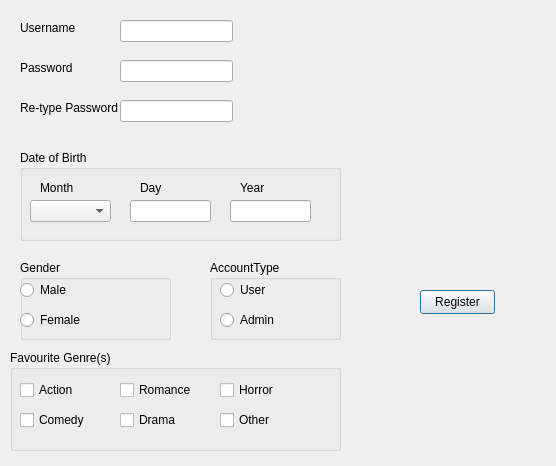
Above: registerwindow.ui from Mbunkheila34/CinemaAssignment before the change. Below: the same form after it.
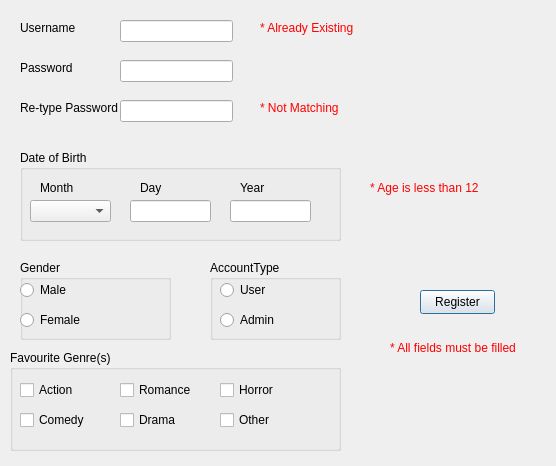
That is the form after the change.

The edit to the form file:
```diff
--- a/registerwindow.ui
+++ b/registerwindow.ui
@@ -80,12 +80,12 @@
     <rect>
      <x>260</x>
      <y>20</y>
-     <width>49</width>
+     <width>111</width>
      <height>16</height>
     </rect>
    </property>
    <property name="text">
-    <string/>
+    <string>&lt;html&gt;&lt;head/&gt;&lt;body&gt;&lt;p&gt;&lt;span style=&quot; color:#ff0000;&quot;&gt;* Already Existing&lt;/span&gt;&lt;/p&gt;&lt;/body&gt;&lt;/html&gt;</string>
    </property>
   </widget>
   <widget class="QLabel" name="registerStatusLabel">
@@ -98,7 +98,7 @@
     </rect>
    </property>
    <property name="text">
-    <string/>
+    <string>&lt;html&gt;&lt;head/&gt;&lt;body&gt;&lt;p&gt;&lt;span style=&quot; color:#ff0000;&quot;&gt;* All fields must be filled&lt;/span&gt;&lt;/p&gt;&lt;/body&gt;&lt;/html&gt;</string>
    </property>
   </widget>
   <widget class="QLabel" name="dobStatusLabel">
@@ -106,38 +106,25 @@
     <rect>
      <x>370</x>
      <y>180</y>
-     <width>49</width>
+     <width>121</width>
      <height>16</height>
     </rect>
    </property>
    <property name="text">
-    <string/>
+    <string>&lt;html&gt;&lt;head/&gt;&lt;body&gt;&lt;p&gt;&lt;span style=&quot; color:#ff0000;&quot;&gt;* Age is less than 12&lt;/span&gt;&lt;/p&gt;&lt;/body&gt;&lt;/html&gt;</string>
    </property>
   </widget>
   <widget class="QLabel" name="rePasswordStatusLabel">
    <property name="geometry">
     <rect>
-     <x>250</x>
+     <x>260</x>
      <y>100</y>
-     <width>49</width>
+     <width>101</width>
      <height>16</height>
     </rect>
    </property>
    <property name="text">
-    <string/>
-   </property>
-  </widget>
-  <widget class="QLabel" name="passwordStatusLabel">
-   <property name="geometry">
-    <rect>
-     <x>250</x>
-     <y>60</y>
-     <width>49</width>
-     <height>16</height>
-    </rect>
-   </property>
-   <property name="text">
-    <string/>
+    <string>&lt;html&gt;&lt;head/&gt;&lt;body&gt;&lt;p&gt;&lt;span style=&quot; color:#ff0000;&quot;&gt;* Not Matching&lt;/span&gt;&lt;/p&gt;&lt;/body&gt;&lt;/html&gt;</string>
    </property>
   </widget>
   <widget class="QLabel" name="rePasswordLabel">
```
Left out of the diff: 24 changed lines with no effect on the pictures.
